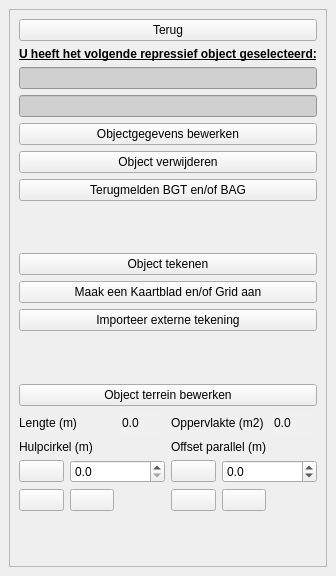
Old version of the form plugin/oiv/repressief_object/oiv_repressief_object_widget.ui in the repository OIV-NL-QGIS/QGIS_project.
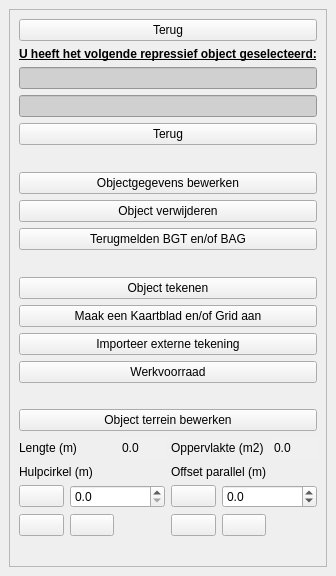
New version of the form. Icons and pictures are not drawn.

Patch:
```diff
--- a/plugin/oiv/repressief_object/oiv_repressief_object_widget.ui
+++ b/plugin/oiv/repressief_object/oiv_repressief_object_widget.ui
@@ -106,6 +106,38 @@
             </property>
            </widget>
           </item>
+          <item>
+           <widget class="QPushButton" name="terug">
+            <property name="sizePolicy">
+             <sizepolicy hsizetype="Minimum" vsizetype="Fixed">
+              <horstretch>0</horstretch>
+              <verstretch>0</verstretch>
+             </sizepolicy>
+            </property>
+            <property name="text">
+             <string>Terug</string>
+            </property>
+            <property name="iconSize">
+             <size>
+              <width>28</width>
+              <height>28</height>
+             </size>
+            </property>
+           </widget>
+          </item>
+          <item>
+           <spacer name="verticalSpacer_4">
+            <property name="orientation">
+             <enum>Qt::Vertical</enum>
+            </property>
+            <property name="sizeHint" stdset="0">
+             <size>
+              <width>0</width>
+              <height>0</height>
+             </size>
+            </property>
+           </spacer>
+          </item>
           <item>
            <widget class="QPushButton" name="objectgegevens">
             <property name="text">
@@ -161,6 +193,13 @@
             </property>
            </widget>
           </item>
+          <item>
+           <widget class="QPushButton" name="btn_werkvoorraad">
+            <property name="text">
+             <string>Werkvoorraad</string>
+            </property>
+           </widget>
+          </item>
           <item>
            <spacer name="verticalSpacer_3">
             <property name="orientation">
```
